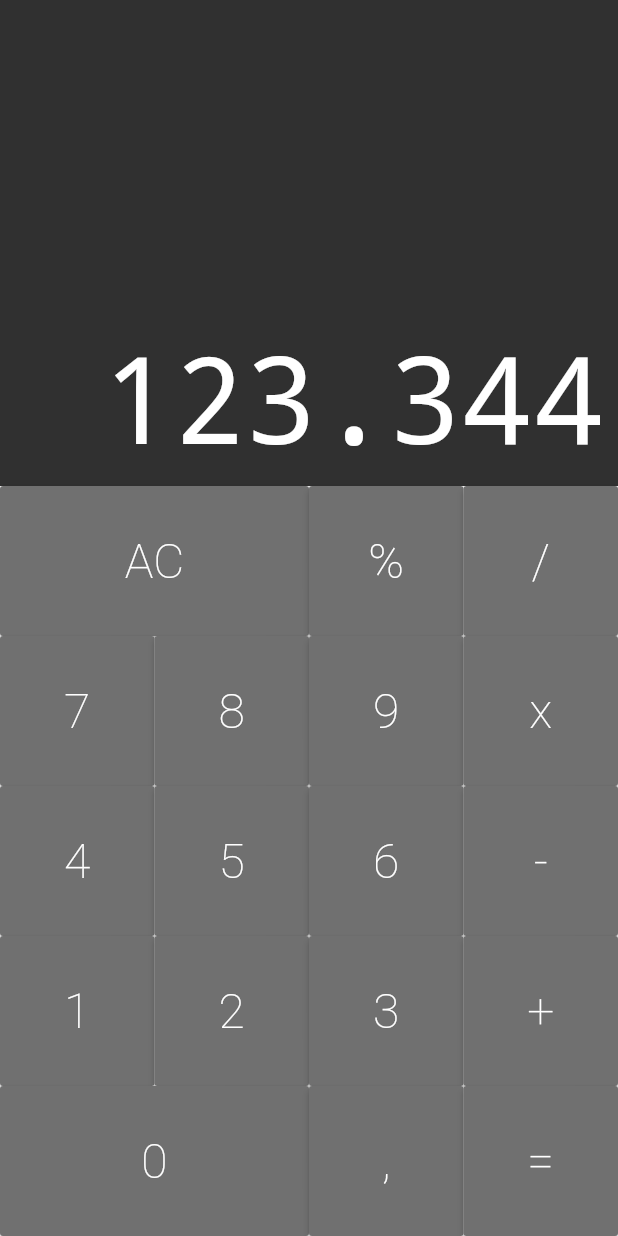
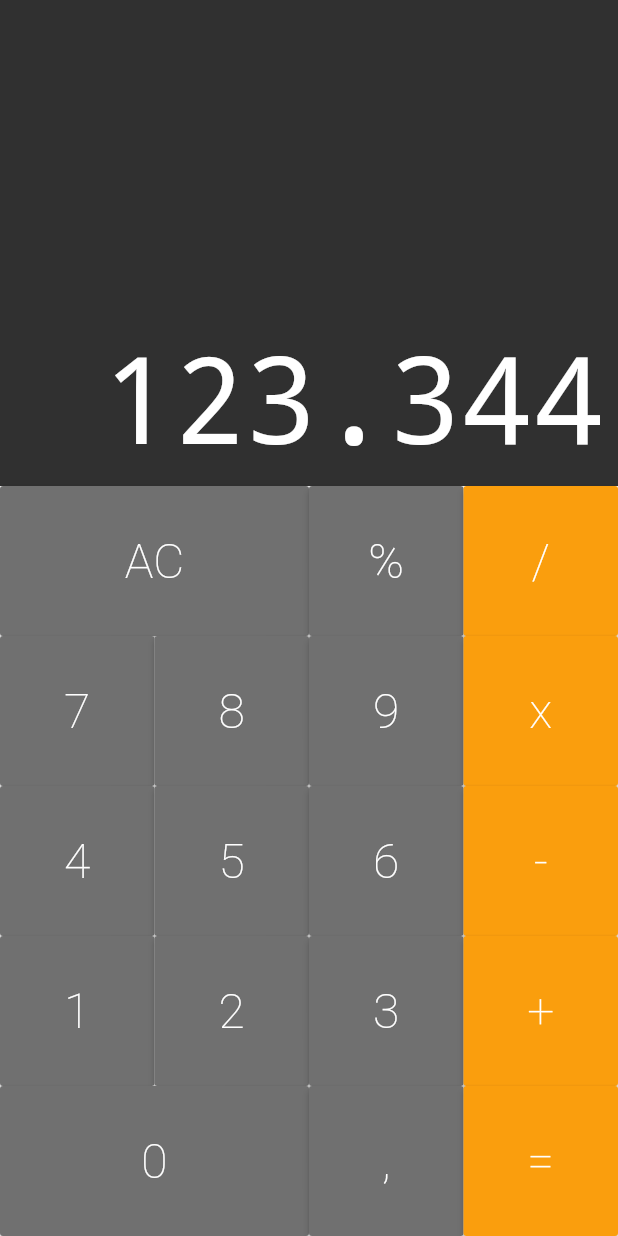
Before and after one commit to nilkesede/calculator-flutter, a Flutter app: the screen it shows after launch, on a phone screen of 412 x 824 dp. Run offline on Flutter 3.47's test engine with Material 2 defaults, Android fonts, the phone set to English and light mode, and no system bars; drawn by our look-alikes of auto_size_text.

Commit message:
Add operations button style

```diff
--- a/lib/components/button.dart
+++ b/lib/components/button.dart
@@ -21,6 +21,12 @@ class Button extends StatelessWidget {
     this.color = DEFAULT
   });
 
+  Button.operation({
+    @required this.text,
+    this.big = false,
+    this.color = OPERATION
+  });
+
   @override
   Widget build(BuildContext context) {
     return Expanded(
--- a/lib/components/keyboard.dart
+++ b/lib/components/keyboard.dart
@@ -12,30 +12,30 @@ class Keyboard extends StatelessWidget {
           ButtonRow([
             Button.big(text: 'AC'),
             Button(text: '%'),
-            Button(text: '/'),
+            Button.operation(text: '/'),
           ]),
           ButtonRow([
             Button(text: '7'),
             Button(text: '8'),
             Button(text: '9'),
-            Button(text: 'x'),
+            Button.operation(text: 'x'),
           ]),
           ButtonRow([
             Button(text: '4'),
             Button(text: '5'),
             Button(text: '6'),
-            Button(text: '-')
+            Button.operation(text: '-')
           ]),
           ButtonRow([
             Button(text: '1'),
             Button(text: '2'),
             Button(text: '3'),
-            Button(text: '+')
+            Button.operation(text: '+')
           ]),
           ButtonRow([
             Button.big(text: '0'),
             Button(text: ','),
-            Button(text: '=')
+            Button.operation(text: '=')
           ]),
         ],
       ),
```
